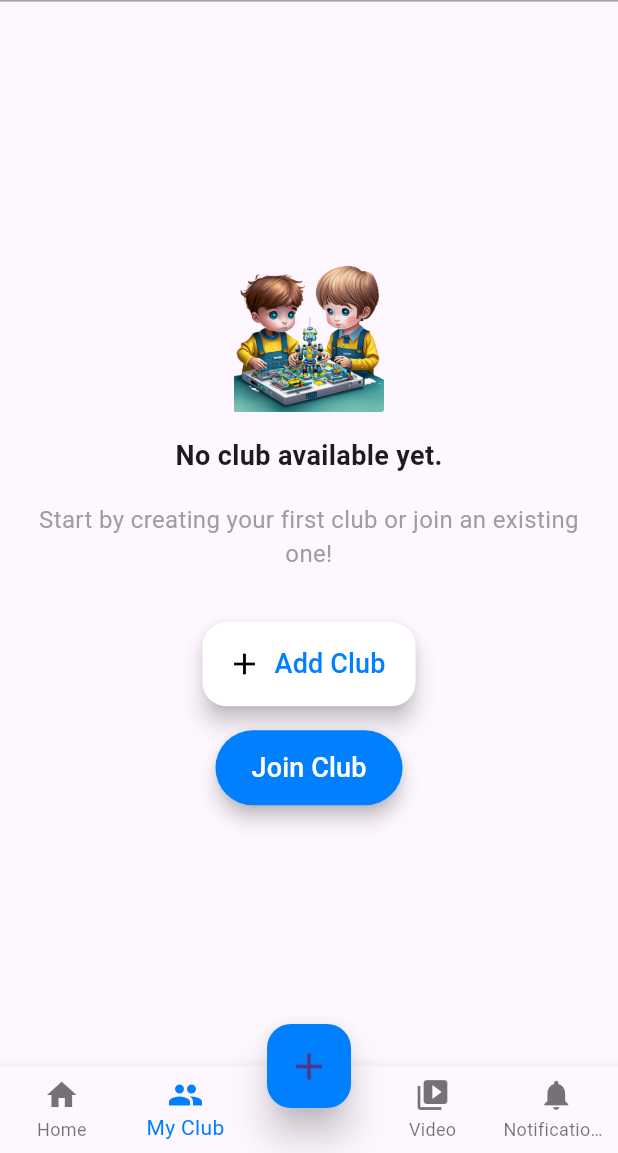
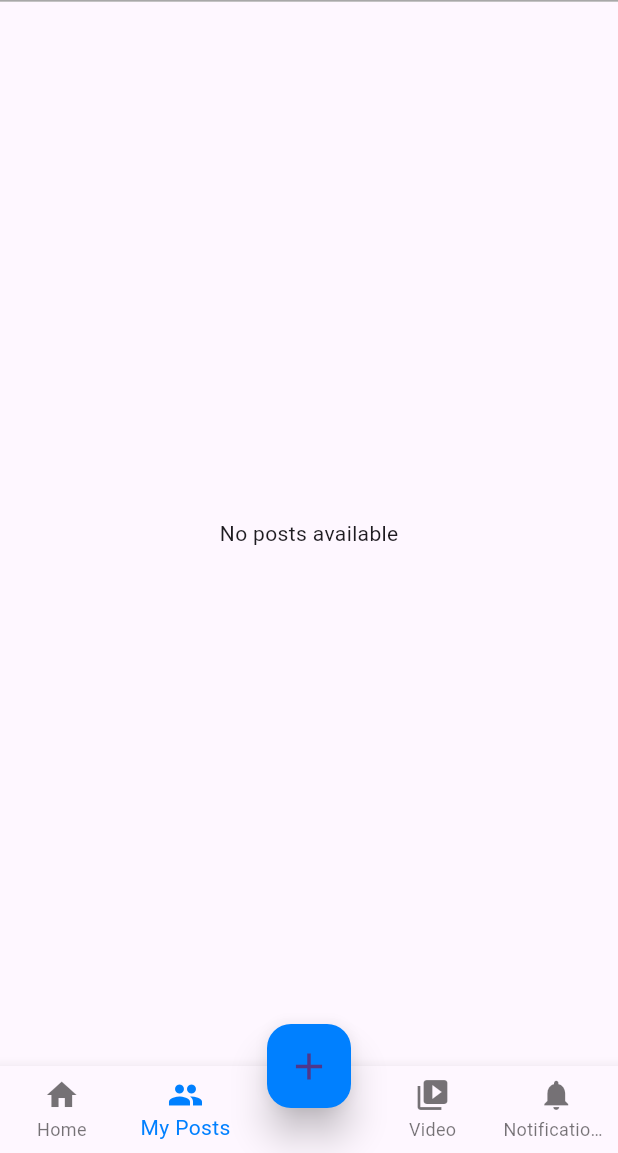
Before and after one commit to ukmurali/otomatiksclub_frontend, a Flutter app: the DashboardPage screen opened directly, item 2 of the bottom bar chosen, on a phone screen of 412 x 824 dp, the part 83-1236 px from its top. Run offline on Flutter 3.47's test engine with Material 3 defaults, Android fonts, the phone set to English and light mode, and no system bars; our stand-ins replace carousel_slider, connectivity, file_picker, flutter_cache_manager, flutter_image_compress, google_fonts and 7 more; missing offline and left inert: dart:html, dart:ui_web; accounts and stored records are empty.

Commit message:
add my post page

```diff
--- a/lib/api/post_Service/api_post_service.dart
+++ b/lib/api/post_Service/api_post_service.dart
@@ -52,12 +52,12 @@ class ApiPostService {
     }
   }
 
-  static Future<Map<String, dynamic>?> getAllPost() async {
+  static Future<Map<String, dynamic>?> getAllPost(bool isAllPost) async {
     try {
       UserAuthData userAuthData = await getUserIdAndAuthToken();
       String? authToken = userAuthData.authToken;
       String? userId = userAuthData.userId;
-      final url = '${AppConfig.apiUrl}/posts?userId=$userId';
+      final url = '${AppConfig.apiUrl}/posts?userId=$userId&isAllPost=$isAllPost';
       final response = await _apiClient.get(
         url,
         headers: {
--- a/lib/screens/dashboard.dart
+++ b/lib/screens/dashboard.dart
@@ -8,7 +8,6 @@ import 'package:stem_club/screens/video_page.dart';
 import 'package:stem_club/screens/login_page.dart';
 import 'package:stem_club/utils/utils.dart';
 import 'package:stem_club/widgets/create_post_dialog_mobile.dart';
-import 'club_activity_page.dart';
 import 'notification_page.dart';
 
 class DashboardPage extends StatefulWidget {
@@ -27,8 +26,8 @@ class DashboardPageState extends State<DashboardPage>
 
   static const List<Widget> _widgetOptions = <Widget>[
     HomePage(),
-    ClubActivityPage(),
-    PostPage(),
+    MyPostsPage(),
+    MyPostsPage(),
     VideoPage(),
     NotificationPage(),
   ];
@@ -80,7 +79,7 @@ class DashboardPageState extends State<DashboardPage>
                     unselectedLabelColor: AppColors.tabIconColor,
                     tabs: const [
                       Tab(icon: Icon(Icons.home), text: 'Home'),
-                      Tab(icon: Icon(Icons.group), text: 'My Club'),
+                      Tab(icon: Icon(Icons.group), text: 'My Post'),
                       Tab(icon: Icon(Icons.video_library), text: 'Video'),
                       Tab(
                           icon: Icon(Icons.notifications),
@@ -219,7 +218,7 @@ class DashboardPageState extends State<DashboardPage>
         ),
         BottomNavigationBarItem(
           icon: Icon(Icons.group),
-          label: 'My Club',
+          label: 'My Posts',
         ),
         BottomNavigationBarItem(
           icon: SizedBox.shrink(),
--- a/lib/screens/home_page.dart
+++ b/lib/screens/home_page.dart
@@ -1,147 +1,21 @@
-import 'dart:convert';
-
 import 'package:flutter/material.dart';
 import 'package:stem_club/api/post_Service/api_post_service.dart';
-import 'package:stem_club/colors/app_colors.dart';
 import 'package:stem_club/constants.dart';
-import 'package:stem_club/widgets/custom_card.dart';
-import 'package:stem_club/utils/dialog_utils.dart'; // Import the utility class
-import 'dart:developer' as developer;
+import 'package:stem_club/widgets/post_list_widget.dart';
 
-import 'package:stem_club/widgets/loading_indicator.dart';
-
-class HomePage extends StatefulWidget {
+class HomePage extends StatelessWidget {
   const HomePage({super.key});
 
   @override
-  _HomePageState createState() => _HomePageState();
-}
-
-class _HomePageState extends State<HomePage> {
-  List<dynamic> posts = [];
-  bool isLoading = true;
-
-  @override
-  void initState() {
-    super.initState();
-    _fetchPosts(); // Fetch posts when the widget is initialized
-  }
-
-  Future<void> _fetchPosts() async {
-    try {
-      Map<String, dynamic>? result = await ApiPostService.getAllPost();
-      // Check if the result is null or status code is not 200
-      if (result == null) {
-        developer.log('No result received from API');
-        _handleEmptyState(); // Handle empty case
-        return;
-      }
-
-      // Check if body exists
-      if (result['body'] is String) {
-        // If body is a string (raw JSON), parse it
-        final bodyDecoded = json.decode(result['body']);
-        print('postData: $bodyDecoded');
-        if (bodyDecoded is List) {
-          final postData = List<Map<String, dynamic>>.from(bodyDecoded);
-          setState(() {
-            posts = postData;
-            isLoading = false;
-          });
-        } else {
-          _handleEmptyState();
-        }
-      } else if (result['body'] is List) {
-        // If body is already a List
-        final postData = List<Map<String, dynamic>>.from(result['body']);
-        setState(() {
-          posts = postData;
-          isLoading = false;
-        });
-      } else {
-        _handleEmptyState();
-      }
-    } catch (e) {
-      _handleEmptyState();
-    }
-  }
-
-  void _handleEmptyState() {
-    if (!mounted) return; // Prevent setState if the widget is not mounted
-    setState(() {
-      isLoading = false; // Stop loading
-      posts = []; // Ensure posts are empty if there's an error or no data
-    });
-  }
-
-  @override
   Widget build(BuildContext context) {
-    final bool isWeb = MediaQuery.of(context).size.width > 600;
-
     return MaterialApp(
       title: 'Welcome ${AppConstants.appName}',
       home: Scaffold(
         body: Center(
-          child: SizedBox(
-            width: isWeb ? 700 : double.infinity,
-            child: Stack(
-              children: [
-                isLoading
-                    ? const Center(child: LoadingIndicator())
-                    : posts.isEmpty // Check if posts list is empty
-                        ? const Center(child: Text("No posts available"))
-                        : ListView.builder(
-                            padding: const EdgeInsets.only(top: 80),
-                            itemCount: posts.length,
-                            itemBuilder: (context, index) {
-                              final post = posts[index];
-                              return CustomCard(
-                                title: post['title'], // Post title
-                                description: post['description'] ??
-                                    '', // Post description
-                                username: post['username'],
-                                isImage: post['postType'] == AppConstants.image
-                                    ? true
-                                    : false,
-                                mediaUrl: post['postUrl'],
-                                postedOn: post['updatedAt'],
-                              );
-                            },
-                          ),
-                if (isWeb)
-                  Positioned(
-                    top: 20,
-                    left: 0,
-                    right: 0,
-                    child: Align(
-                      alignment: Alignment.centerRight,
-                      child: Padding(
-                        padding: const EdgeInsets.only(right: 16.0, top: 8.0),
-                        child: ElevatedButton.icon(
-                          onPressed: () {
-                            DialogUtils.showCreatePostDialog(
-                                context); // Use the utility method
-                          },
-                          icon: const Icon(
-                            Icons.add,
-                            color: Colors.white,
-                          ),
-                          label: const Text(
-                            'Create Post',
-                            style: TextStyle(
-                              color: Colors.white,
-                            ),
-                          ),
-                          style: ElevatedButton.styleFrom(
-                            backgroundColor: AppColors.primaryColor,
-                            elevation: 5,
-                          ),
-                        ),
-                      ),
-                    ),
-                  ),
-              ],
-            ),
+          child: PostsListWidget(
+            fetchPosts: () async {
+              return await ApiPostService.getAllPost(true);
+            },
           ),
         ),
       ),
--- a/lib/screens/post_page.dart
+++ b/lib/screens/post_page.dart
@@ -1,12 +1,23 @@
 import 'package:flutter/material.dart';
+import 'package:stem_club/api/post_Service/api_post_service.dart';
+import 'package:stem_club/widgets/post_list_widget.dart';
+class MyPostsPage extends StatelessWidget {
 
-class PostPage extends StatelessWidget {
-  const PostPage({super.key});
+  const MyPostsPage({super.key});
 
   @override
   Widget build(BuildContext context) {
-    return const Center(
-      child: Text('Center Icon Page Content'),
+    return MaterialApp(
+      title: 'My Posts',
+      home: Scaffold(
+        body: Center(
+          child: PostsListWidget(
+            fetchPosts: () async {
+              return await ApiPostService.getAllPost(false);
+            },
+          ),
+        ),
+      ),
     );
   }
 }
--- a/lib/widgets/custom_card.dart
+++ b/lib/widgets/custom_card.dart
@@ -1,7 +1,6 @@
 import 'dart:typed_data';
 
 import 'package:flutter/material.dart';
-import 'package:http/http.dart' as http;
 import 'package:stem_club/api/image_service/api_image_service.dart';
 import 'package:stem_club/colors/app_colors.dart';
 import 'package:shimmer/shimmer.dart';
--- /dev/null
+++ b/lib/widgets/post_list_widget.dart
@@ -0,0 +1,137 @@
+import 'dart:convert';
+
+import 'package:flutter/material.dart';
+import 'package:stem_club/colors/app_colors.dart';
+import 'package:stem_club/constants.dart';
+import 'package:stem_club/widgets/custom_card.dart';
+import 'package:stem_club/utils/dialog_utils.dart'; // Import the utility class
+import 'dart:developer' as developer;
+
+import 'package:stem_club/widgets/loading_indicator.dart';
+
+class PostsListWidget extends StatefulWidget {
+  final Future<Map<String, dynamic>?> Function()
+      fetchPosts; // Function to fetch posts
+
+  const PostsListWidget({super.key, required this.fetchPosts});
+
+  @override
+  _PostsListWidgetState createState() => _PostsListWidgetState();
+}
+
+class _PostsListWidgetState extends State<PostsListWidget> {
+  List<dynamic> posts = [];
+  bool isLoading = true;
+
+  @override
+  void initState() {
+    super.initState();
+    _fetchPosts(); // Fetch posts when the widget is initialized
+  }
+
+  Future<void> _fetchPosts() async {
+    try {
+      Map<String, dynamic>? result = await widget.fetchPosts();
+      // Check if the result is null or status code is not 200
+      if (result == null) {
+        developer.log('No result received from API');
+        _handleEmptyState(); // Handle empty case
+        return;
+      }
+
+      // Check if body exists
+      if (result['body'] is String) {
+        final bodyDecoded = json.decode(result['body']);
+        if (bodyDecoded is List) {
+          final postData = List<Map<String, dynamic>>.from(bodyDecoded);
+          setState(() {
+            posts = postData;
+            isLoading = false;
+          });
+        } else {
+          _handleEmptyState();
+        }
+      } else if (result['body'] is List) {
+        final postData = List<Map<String, dynamic>>.from(result['body']);
+        setState(() {
+          posts = postData;
+          isLoading = false;
+        });
+      } else {
+        _handleEmptyState();
+      }
+    } catch (e) {
+      _handleEmptyState();
+    }
+  }
+
+  void _handleEmptyState() {
+    if (!mounted) return; // Prevent setState if the widget is not mounted
+    setState(() {
+      isLoading = false; // Stop loading
+      posts = []; // Ensure posts are empty if there's an error or no data
+    });
+  }
+
+  @override
+  Widget build(BuildContext context) {
+    final bool isWeb = MediaQuery.of(context).size.width > 600;
+
+    return SizedBox(
+      width: isWeb ? 700 : double.infinity,
+      child: Stack(
+        children: [
+          isLoading
+              ? const Center(child: LoadingIndicator())
+              : posts.isEmpty // Check if posts list is empty
+                  ? const Center(child: Text("No posts available"))
+                  : ListView.builder(
+                      padding: const EdgeInsets.only(top: 80),
+                      itemCount: posts.length,
+                      itemBuilder: (context, index) {
+                        final post = posts[index];
+                        return CustomCard(
+                          title: post['title'], // Post title
+                          description:
+                              post['description'] ?? '', // Post description
+                          username: post['username'],
+                          isImage: post['postType'] == AppConstants.image
+                              ? true
+                              : false,
+                          mediaUrl: post['postUrl'],
+                          postedOn: post['updatedAt'],
+                        );
+                      },
+                    ),
+          if (isWeb)
+            Positioned(
+              top: 20,
+              left: 0,
+              right: 0,
+              child: Align(
+                alignment: Alignment.centerRight,
+                child: Padding(
+                  padding: const EdgeInsets.only(right: 16.0, top: 8.0),
+                  child: ElevatedButton.icon(
+                    onPressed: () {
+                      DialogUtils.showCreatePostDialog(
+                          context); // Use the utility method
+                    },
+                    icon: const Icon(Icons.add, color: Colors.white),
+                    label: const Text(
+                      'Create Post',
+                      style: TextStyle(color: Colors.white),
+                    ),
+                    style: ElevatedButton.styleFrom(
+                      backgroundColor: AppColors.primaryColor,
+                      elevation: 5,
+                    ),
+                  ),
+                ),
+              ),
+            ),
+        ],
+      ),
+    );
+  }
+}
```
Also changed, not shown: lib/widgets/loading_indicator.dart (+1 -6 lines).
